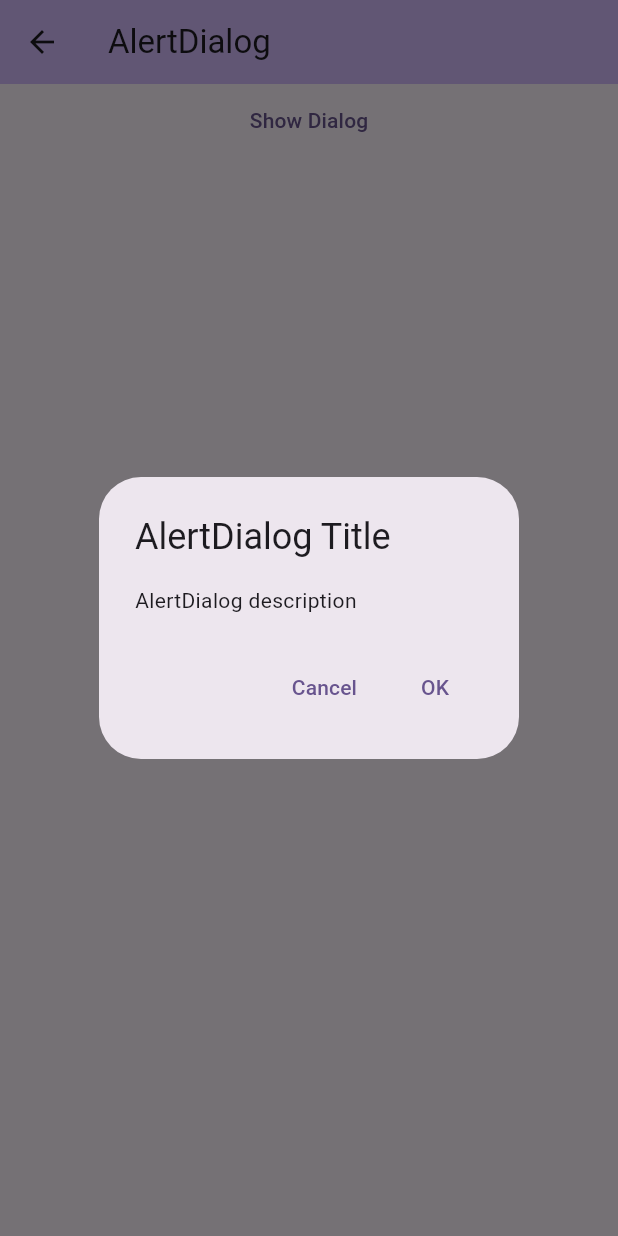
After one commit to azhar-chaudhari/flutter-examples, a Flutter app: the AlertDialogPage screen opened directly, after a tap on "Show Dialog", on a phone screen of 412 x 824 dp. The commit adds this screen. Run offline on Flutter 3.47's test engine with Material 2 defaults, Android fonts, the phone set to English and light mode, and no system bars; generated files the repository leaves out were written again.

Commit message:
alert dialog page

```diff
--- /dev/null
+++ b/lib/pages/alert_dialog_page.dart
@@ -0,0 +1,76 @@
+import 'package:flutter/material.dart';
+
+class AlertDialogPage extends StatefulWidget {
+  const AlertDialogPage({super.key});
+
+  @override
+  State<AlertDialogPage> createState() => _AlertDialogPageState();
+}
+
+class _AlertDialogPageState extends State<AlertDialogPage> {
+  Future<void> _showMyDialog() async {
+    return showDialog<void>(
+      context: context,
+      barrierDismissible: false, // user must tap button!
+      builder: (BuildContext context) {
+        return AlertDialog(
+          title: const Text('AlertDialog Title'),
+          content: const SingleChildScrollView(
+            child: ListBody(
+              children: <Widget>[
+                Text('This is a demo alert dialog.'),
+                Text('Would you like to approve of this message?'),
+              ],
+            ),
+          ),
+          actions: <Widget>[
+            TextButton(
+              child: const Text('Approve'),
+              onPressed: () {
+                Navigator.of(context).pop();
+              },
+            ),
+          ],
+        );
+      },
+    );
+  }
+
+  @override
+  Widget build(BuildContext context) {
+    return Scaffold(
+      appBar: AppBar(
+        backgroundColor: Theme.of(context).colorScheme.inversePrimary,
+        title: const Text("AlertDialog"),
+      ),
+      body: SingleChildScrollView(
+        child: Center(
+          child: Column(
+            children: [
+              TextButton(
+                onPressed: () => showDialog<String>(
+                  context: context,
+                  builder: (BuildContext context) => AlertDialog(
+                    title: const Text('AlertDialog Title'),
+                    content: const Text('AlertDialog description'),
+                    actions: <Widget>[
+                      TextButton(
+                        onPressed: () => Navigator.pop(context, 'Cancel'),
+                        child: const Text('Cancel'),
+                      ),
+                      TextButton(
+                        onPressed: () => Navigator.pop(context, 'OK'),
+                        child: const Text('OK'),
+                      ),
+                    ],
+                  ),
+                ),
+                child: const Text('Show Dialog'),
+              )
+            ],
+          ),
+        ),
+      ),
+    );
+  }
+}
```
Also changed, not shown: lib/widgets/nav-drawer.dart (+13 -0 lines).
